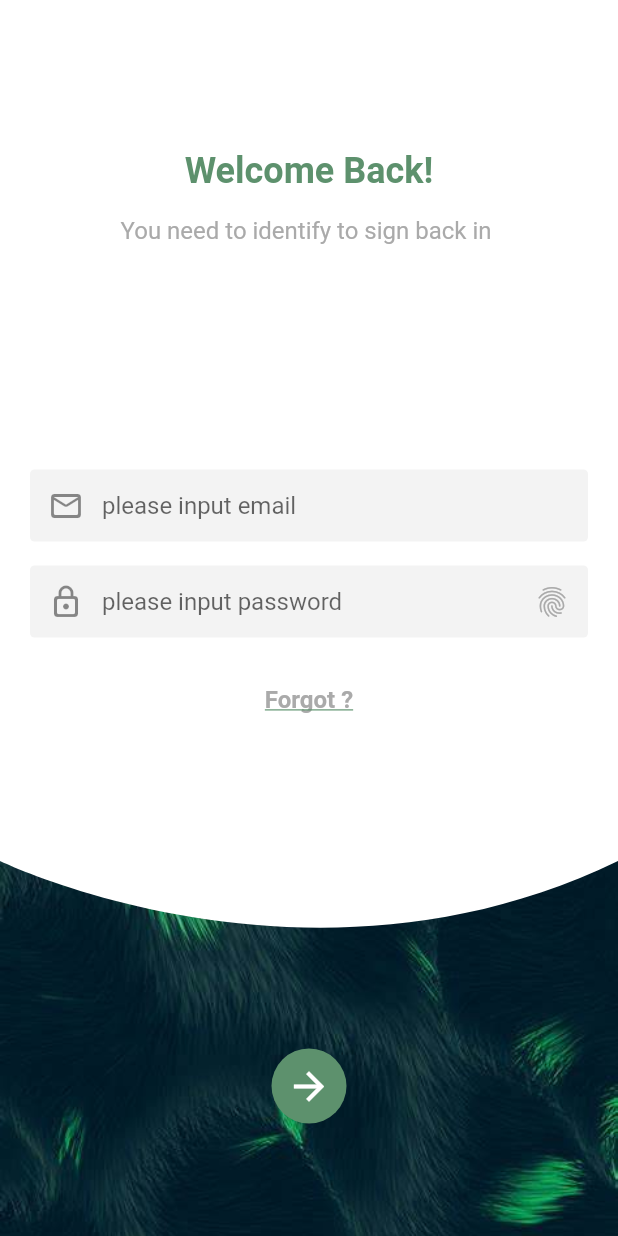
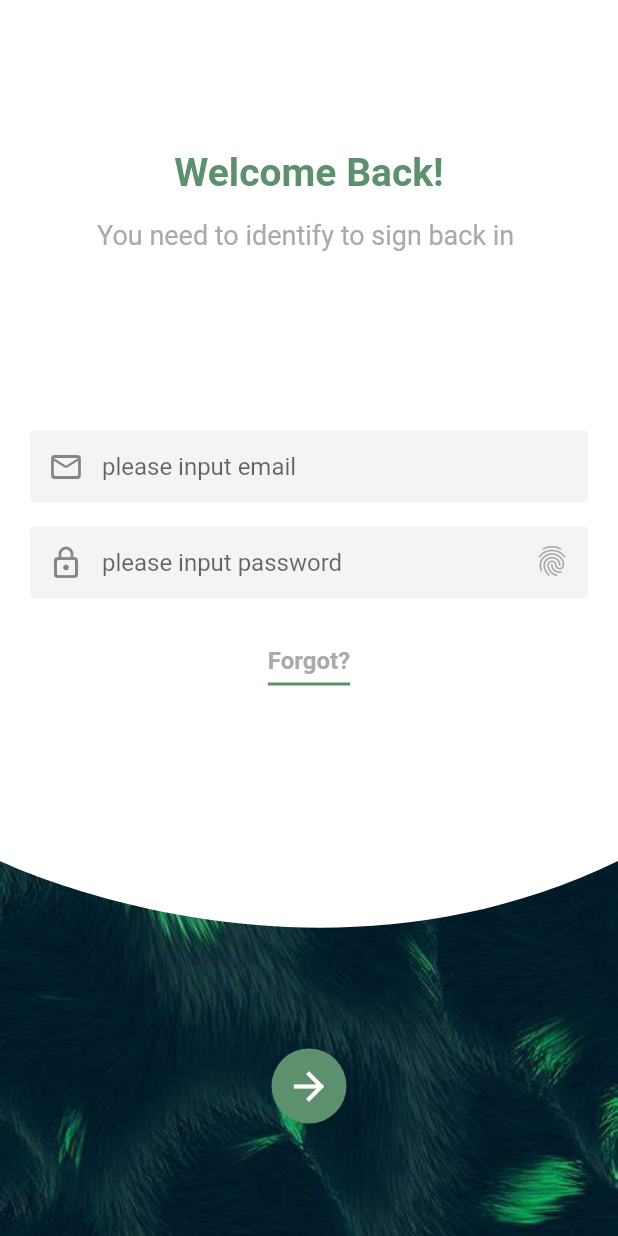
Before and after one commit to MaLuns/flutter_study, a Flutter app: the LoginPage screen opened by its route, on a phone screen of 412 x 824 dp. Run offline on Flutter 3.47's test engine with Material 2 defaults, Android fonts, the phone set to English and light mode, and no system bars; our stand-ins replace toast.

Commit message:
upd: update

```diff
--- a/lib/views/login.dart
+++ b/lib/views/login.dart
@@ -15,7 +15,7 @@ class _LoginPageState extends State<LoginPage> with SingleTickerProviderStateMix
   void initState() {
     super.initState();
 
-    _controller = AnimationController(duration: Duration(milliseconds: 300), value: 0, upperBound: 2, vsync: this);
+    _controller = AnimationController(duration: Duration(milliseconds: 500), value: 0, upperBound: 2, vsync: this);
     CurvedAnimation(parent: _controller, curve: Curves.easeInOutQuart)
       ..addListener(() {
         setState(() {});
@@ -42,8 +42,12 @@ class _LoginPageState extends State<LoginPage> with SingleTickerProviderStateMix
 
   @override
   Widget build(BuildContext context) {
-    return Scaffold(
-      primary: false,
+    return Theme(
+      data: ThemeData(
+        primaryColor: Color(0xff5d916d),
+        cursorColor: Color(0xff5d916d),
+      ),
+      child: Scaffold(
         resizeToAvoidBottomPadding: false,
         body: GestureDetector(
           onTap: () {
@@ -92,6 +96,7 @@ class _LoginPageState extends State<LoginPage> with SingleTickerProviderStateMix
             ),
           ),
         ),
+      ),
     );
   }
 }
@@ -109,11 +114,11 @@ class PasswordLogin extends StatefulWidget {
 }
 
 class _PasswordLoginState extends State<PasswordLogin> {
-  FocusNode focusNode = FocusNode(
+  /* FocusNode focusNode = FocusNode(
     descendantsAreFocusable: false,
     canRequestFocus: false,
     skipTraversal: true,
-  );
+  ); */
 
   OutlineInputBorder _getOutlineInputBorder() {
     return OutlineInputBorder(
@@ -140,7 +145,7 @@ class _PasswordLoginState extends State<PasswordLogin> {
                   style: TextStyle(
                     color: Color(0xff5d916d),
                     fontWeight: FontWeight.w700,
-                    fontSize: 24,
+                    fontSize: 26,
                   ),
                 ),
               ),
@@ -149,19 +154,19 @@ class _PasswordLoginState extends State<PasswordLogin> {
                 child: Text(
                   "You need to identify to sign back in ",
                   style: TextStyle(
-                    fontSize: 16,
+                    fontSize: 18,
                     color: Color(0xffaaaaaa),
                   ),
                 ),
               ),
-              Padding(padding: EdgeInsets.only(top: 150)),
+              Padding(padding: EdgeInsets.only(top: 120)),
               TextField(
                 maxLines: 1,
                 keyboardType: TextInputType.emailAddress,
                 decoration: InputDecoration(
                   hintText: "please input email",
                   contentPadding: EdgeInsets.symmetric(vertical: 5),
-                  fillColor: Color(0xfff3f3f3),
+                  fillColor: Color(0xfff3f4f6),
                   filled: true,
                   enabledBorder: _getOutlineInputBorder(),
                   focusedBorder: _getOutlineInputBorder(),
@@ -173,35 +178,42 @@ class _PasswordLoginState extends State<PasswordLogin> {
               TextField(
                 maxLines: 1,
                 keyboardType: TextInputType.visiblePassword,
-                focusNode: focusNode,
+                /* focusNode: focusNode, */
                 decoration: InputDecoration(
                   hintText: "please input password",
                   contentPadding: EdgeInsets.symmetric(vertical: 5),
-                  fillColor: Color(0xfff3f3f3),
+                  fillColor: Color(0xfff3f4f6),
                   filled: true,
                   enabledBorder: _getOutlineInputBorder(),
                   focusedBorder: _getOutlineInputBorder(),
                   prefixIcon: Icon(Icons.lock_outline_rounded),
-                  suffixIcon: IconButton(
+                  /* suffixIcon: IconButton(
                     icon: Icon(Icons.fingerprint, color: Color(0xffaaaaaa)),
                     onPressed: () {
-                      focusNode.unfocus();
+                      //focusNode.unfocus();
+                      FocusScope.of(context).requestFocus(focusNode);
                       widget.typeChange();
+                      return false;
                     },
+                  ), */
+                ),
+                /* readOnly: true, */
+                /* showCursor: true, */
+              ),
+              Padding(padding: EdgeInsets.only(top: 32)),
+              Container(
+                padding: EdgeInsets.only(bottom: 5),
+                decoration: BoxDecoration(
+                  border: Border(
+                    bottom: BorderSide(color: Color(0xff5d916d), width: 2),
                   ),
                 ),
-              ),
-              Padding(padding: EdgeInsets.only(top: 32)),
-              Center(
                 child: Text(
-                  "Forgot ?",
+                  'Forgot?',
                   style: TextStyle(
                     color: Color(0xffaaaaaa),
                     fontWeight: FontWeight.w700,
                     fontSize: 16,
-                    decoration: TextDecoration.underline,
-                    decorationColor: Color(0xff5d916d),
-                    decorationStyle: TextDecorationStyle.solid,
                   ),
                 ),
               ),
@@ -231,6 +243,20 @@ class _PasswordLoginState extends State<PasswordLogin> {
               onTap: () {},
             ),
           ),
+        ),
+        Positioned(
+          child: Listener(
+            child: IconButton(
+              icon: Icon(Icons.fingerprint, color: Color(0xffaaaaaa)),
+              onPressed: () {
+                widget.typeChange();
+                return false;
+              },
+            ),
+            behavior: HitTestBehavior.opaque, // 将组件当成不透明 防止事件穿透到下层
+          ),
+          top: 350,
+          right: 20,
         ),
       ],
     );
@@ -266,7 +292,7 @@ class _FingerprintLoginState extends State<FingerprintLogin> {
                   style: TextStyle(
                     color: Color(0xffffffff),
                     fontWeight: FontWeight.w700,
-                    fontSize: 24,
+                    fontSize: 26,
                   ),
                 ),
               ),
@@ -275,7 +301,7 @@ class _FingerprintLoginState extends State<FingerprintLogin> {
                 child: Text(
                   "You need to identify to sign back in ",
                   style: TextStyle(
-                    fontSize: 16,
+                    fontSize: 18,
                     color: Color(0xffaaaaaa),
                   ),
                 ),
@@ -302,14 +328,19 @@ class _FingerprintLoginState extends State<FingerprintLogin> {
               ),
               GestureDetector(
                 child: Padding(
-                  padding: EdgeInsets.only(top: 80),
+                  padding: EdgeInsets.only(top: 60),
+                  child: Container(
+                    padding: EdgeInsets.only(bottom: 5),
+                    decoration: BoxDecoration(
+                      border: Border(
+                        bottom: BorderSide(color: Color(0xff5d916d), width: 1),
+                      ),
+                    ),
                     child: Text(
                       'Use password',
                       style: TextStyle(
                         color: Color(0xffaaaaaa),
-                      decoration: TextDecoration.underline,
-                      decorationColor: Color(0xff5d916d),
-                      decorationStyle: TextDecorationStyle.solid,
+                      ),
                     ),
                   ),
                 ),
```
Also changed, not shown: lib/views/home.dart (+4 -3 lines). Lines whose indentation alone changed are shown as unchanged.
